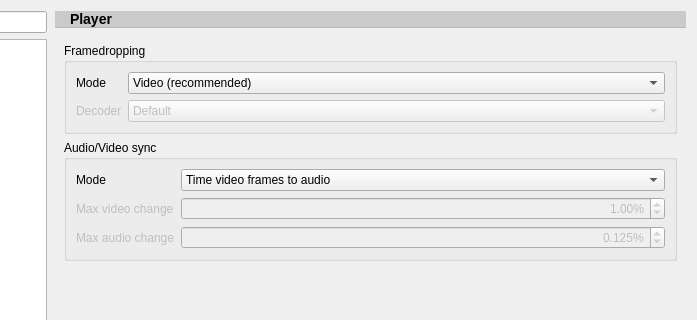
First picture: the form in src/settingswindow.ui, repository mpc-qt/mpc-qt, before the edit; both pictures show x 199 to 896 and y 0 to 320 of the 896 by 666 pixel window.
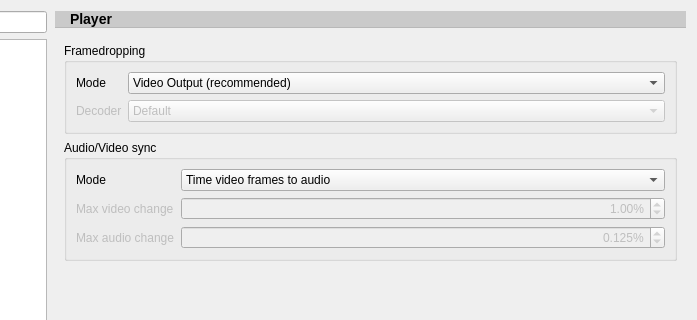
Second picture: the form after the edit. The open tabs and pages were chosen to show the change. Custom widgets are drawn as their Qt base class.

Commit message:
settingswindow: Rename "Video" to "Video Output" in "Sync" page
The mpv framedrop options presets are no, vo, decoder and decoder+vo.
For vo, "Video Output" makes more sense than "Video".
Link: https://mpv.io/manual/master/#options-framedrop

Fixes: 36b4657922401b7bc15d49e09334fba13bd08e0d ("settingswindow: Fix
and improve "Sync" page")

Patch:
```diff
--- a/src/settingswindow.ui
+++ b/src/settingswindow.ui
@@ -5231,7 +5231,7 @@
                 </item>
                 <item>
                  <property name="text">
-                  <string>Video (recommended)</string>
+                  <string>Video Output (recommended)</string>
                  </property>
                 </item>
                 <item>
```
Left out of the diff: 2 changed lines with no effect on the pictures. The commit also changes 26 other files.
